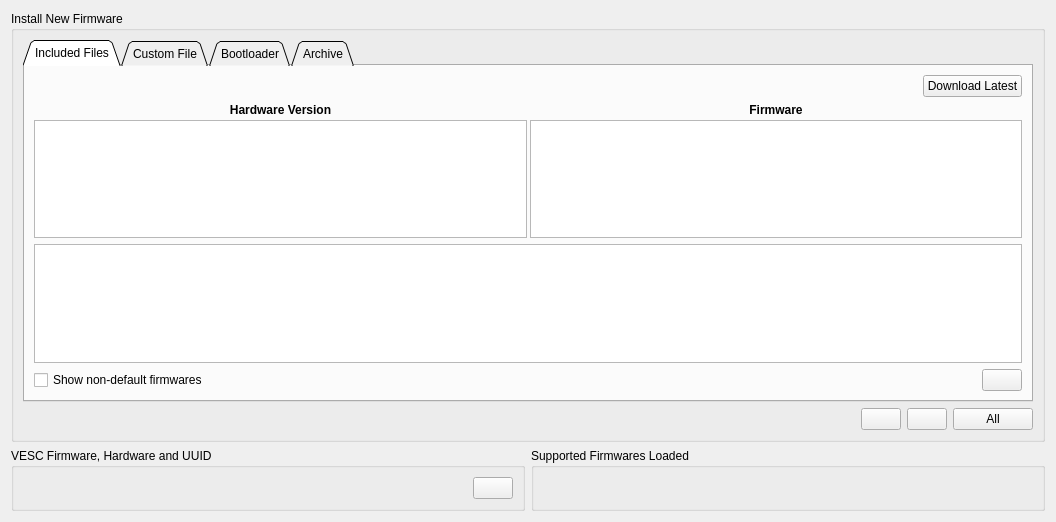
Qt form pages/pagefirmware.ui (vedderb/vesc_tool) before a commit.
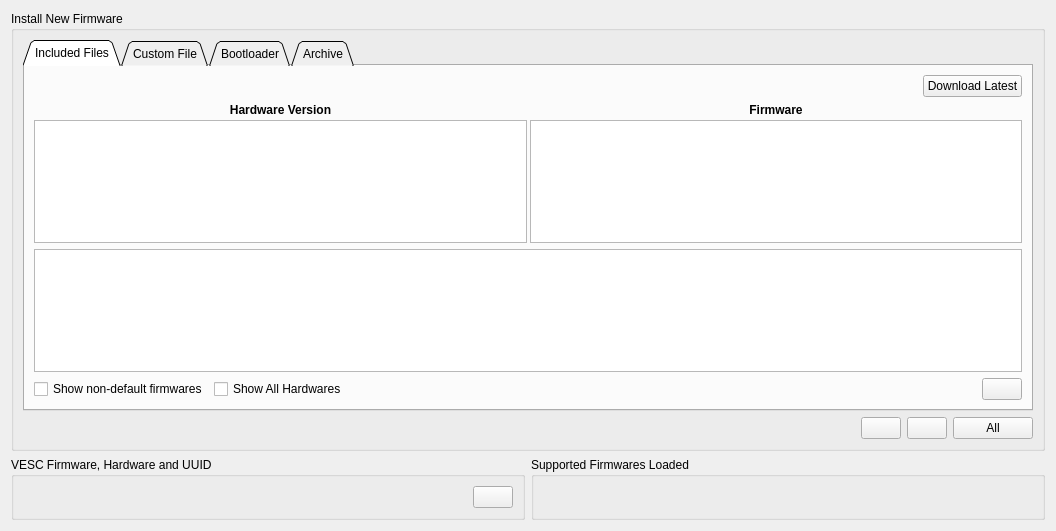
The same form after that commit. Icons and pictures are not drawn. Custom widgets are drawn as their Qt base class.

Commit message: Added option to show firmware for all hardware versions

The edit to the form file:
```diff
--- a/pages/pagefirmware.ui
+++ b/pages/pagefirmware.ui
@@ -7,7 +7,7 @@
     <x>0</x>
     <y>0</y>
     <width>1056</width>
-    <height>522</height>
+    <height>531</height>
    </rect>
   </property>
   <property name="windowTitle">
@@ -138,6 +138,16 @@
               </property>
              </widget>
             </item>
+            <item>
+             <widget class="QCheckBox" name="showAllHwBox">
+              <property name="toolTip">
+               <string>Show firmware for all hardwares. WARNING: Be careful to not upload the wrong firmware as that can damage the hardware!</string>
+              </property>
+              <property name="text">
+               <string>Show All Hardwares</string>
+              </property>
+             </widget>
+            </item>
             <item>
              <spacer name="horizontalSpacer">
               <property name="orientation">
```
Left out of the diff: 10 changed lines with no effect on the pictures. The commit also changes 4 other files.
